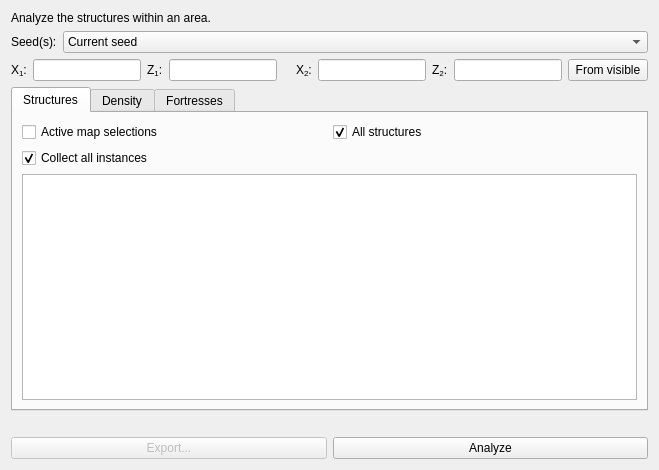
This is src/tabstructures.ui in DUzzL/Seed-Atlas as Qt 5 draws it before an edit. The edited form follows.
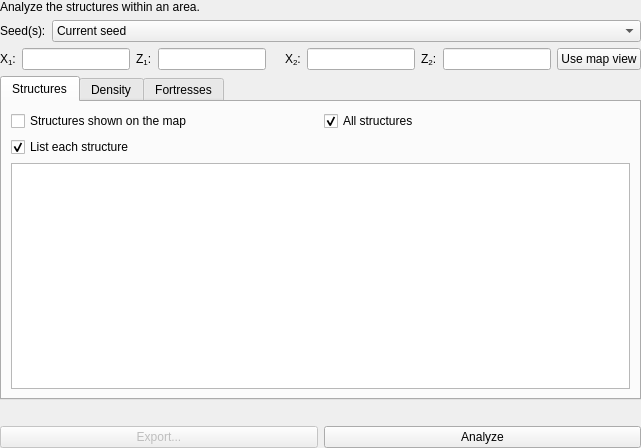
This is the edited form. Custom widgets are drawn as their Qt base class.

Patch:
```diff
--- a/src/tabstructures.ui
+++ b/src/tabstructures.ui
@@ -6,6 +6,18 @@
    <string>Form</string>
   </property>
   <layout class="QGridLayout" name="gridLayout">
+   <property name="leftMargin">
+    <number>0</number>
+   </property>
+   <property name="topMargin">
+    <number>0</number>
+   </property>
+   <property name="rightMargin">
+    <number>0</number>
+   </property>
+   <property name="bottomMargin">
+    <number>0</number>
+   </property>
    <item row="1" column="1">
     <widget class="StyledComboBox" name="comboSeedSource">
      <property name="sizePolicy">
@@ -81,7 +93,7 @@
          <item row="0" column="0">
           <widget class="QCheckBox" name="radioMap">
            <property name="text">
-            <string>Active map selections</string>
+            <string>Structures shown on the map</string>
            </property>
            <property name="checked">
             <bool>false</bool>
@@ -101,7 +113,7 @@
          <item row="1" column="0">
           <widget class="QCheckBox" name="checkCollect">
            <property name="text">
-            <string>Collect all instances</string>
+            <string>List each structure</string>
            </property>
            <property name="checked">
             <bool>true</bool>
@@ -420,7 +432,7 @@
      <item row="0" column="1">
       <widget class="QPushButton" name="buttonFromVisible">
        <property name="text">
-        <string>From visible</string>
+        <string>Use map view</string>
        </property>
       </widget>
      </item>
```
Left out of the diff: 13 changed lines with no effect on the pictures.
